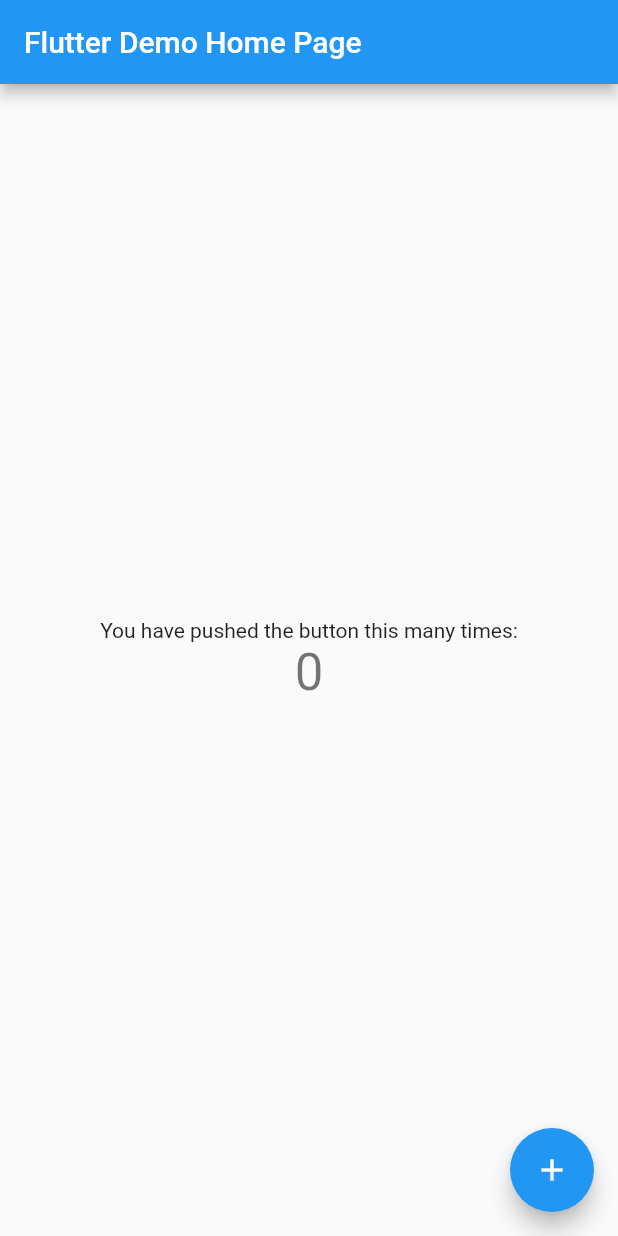
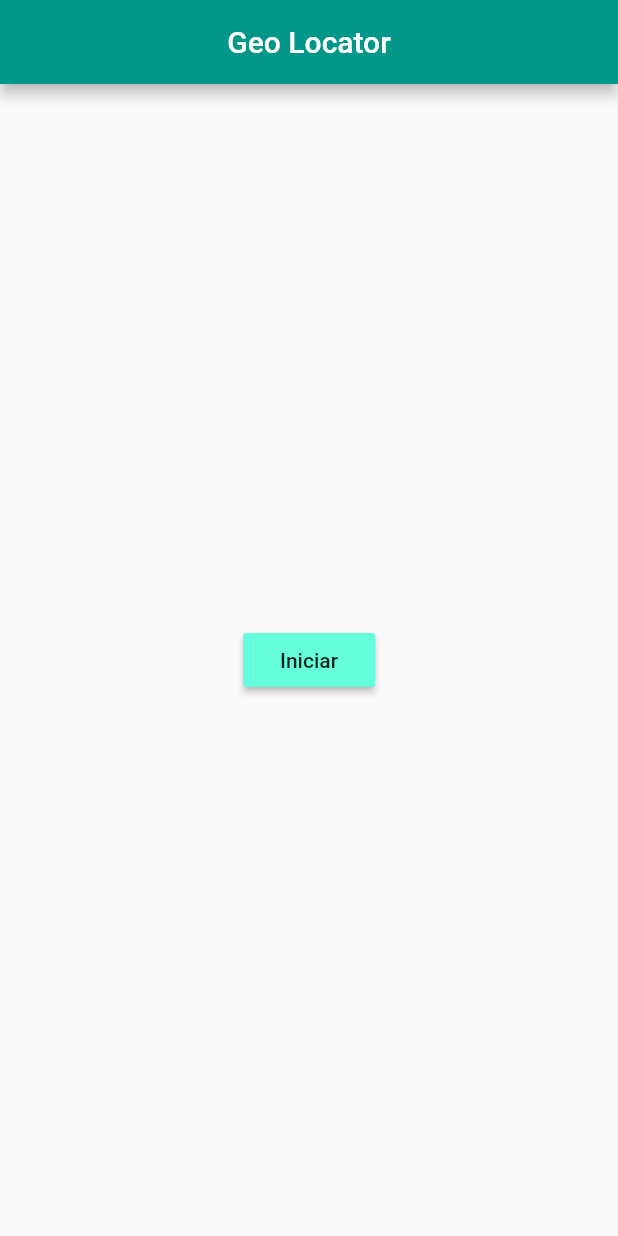
Before and after one commit to samurollie/geolocation_app, a Flutter app: the screen it shows after launch, on a phone screen of 412 x 824 dp. Run offline on Flutter 3.47's test engine with Material 2 defaults, Android fonts, the phone set to English and light mode, and no system bars.

Commit message:
Adicionando package Geolocator

```diff
--- /dev/null
+++ b/lib/Pages/homepage.dart
@@ -0,0 +1,22 @@
+import 'package:flutter/material.dart';
+
+class HomePage extends StatelessWidget {
+  @override
+  Widget build(BuildContext context) {
+    return Scaffold(
+      appBar: AppBar(
+        /* title: Icon(
+          Icons.map_outlined,
+        ), */
+        title: Text("Geo Locator"),
+        centerTitle: true,
+      ),
+      body: Center(
+        child: RaisedButton(
+          child: Text("Iniciar"),
+          onPressed: () {},
+        ),
+      ),
+    );
+  }
+}
--- a/pubspec.yaml
+++ b/pubspec.yaml
@@ -23,6 +23,7 @@ environment:
 dependencies:
   flutter:
     sdk: flutter
+  geolocator: ^6.2.0
 
 
   # The following adds the Cupertino Icons font to your application.
```
Also changed, not shown: lib/main.dart (+16 -1 lines), pubspec.lock, 5 other files.
